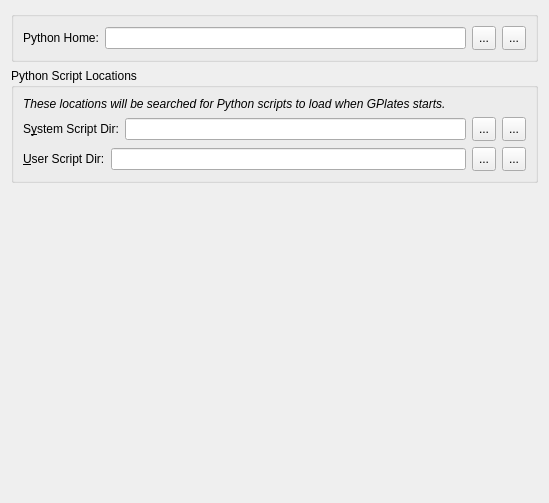
Old version of the form src/qt-widgets/PreferencesPanePythonUi.ui in the repository GPlates/GPlates.
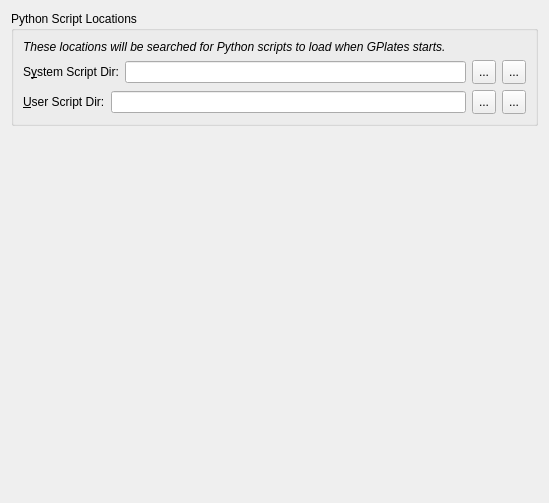
New version of the form. Icons and pictures are not drawn.

Commit message: Remove the Python home preference, dead since 2013

```diff
--- a/src/qt-widgets/PreferencesPanePythonUi.ui
+++ b/src/qt-widgets/PreferencesPanePythonUi.ui
@@ -14,87 +14,6 @@
    <string>Form</string>
   </property>
   <layout class="QVBoxLayout" name="verticalLayout_2">
-   <item>
-    <widget class="QGroupBox" name="groupbox_loading_and_saving">
-     <property name="title">
-      <string/>
-     </property>
-     <layout class="QVBoxLayout" name="verticalLayout">
-      <item>
-       <layout class="QHBoxLayout" name="horizontalLayout_2">
-        <item>
-         <widget class="QLabel" name="label_3">
-          <property name="text">
-           <string>Python Home:</string>
-          </property>
-          <property name="buddy">
-           <cstring>python_home</cstring>
-          </property>
-         </widget>
-        </item>
-        <item>
-         <widget class="QLineEdit" name="python_home"/>
-        </item>
-        <item>
-         <widget class="QToolButton" name="python_home_button">
-          <property name="sizePolicy">
-           <sizepolicy hsizetype="Minimum" vsizetype="Minimum">
-            <horstretch>0</horstretch>
-            <verstretch>0</verstretch>
-           </sizepolicy>
-          </property>
-          <property name="minimumSize">
-           <size>
-            <width>24</width>
-            <height>24</height>
-           </size>
-          </property>
-          <property name="text">
-           <string>...</string>
-          </property>
-          <property name="icon">
-           <iconset resource="../qt-resources/qt_resources.qrc">
-            <normaloff>:/gnome_folder_16.png</normaloff>:/gnome_folder_16.png</iconset>
-          </property>
-         </widget>
-        </item>
-        <item>
-         <widget class="QToolButton" name="reset_python_home">
-          <property name="sizePolicy">
-           <sizepolicy hsizetype="Minimum" vsizetype="Minimum">
-            <horstretch>0</horstretch>
-            <verstretch>0</verstretch>
-           </sizepolicy>
-          </property>
-          <property name="minimumSize">
-           <size>
-            <width>24</width>
-            <height>24</height>
-           </size>
-          </property>
-          <property name="toolTip">
-           <string>Reset to default value</string>
-          </property>
-          <property name="text">
-           <string>...</string>
-          </property>
-          <property name="icon">
-           <iconset resource="../qt-resources/qt_resources.qrc">
-            <normaloff>:/tango_undo_16.png</normaloff>:/tango_undo_16.png</iconset>
-          </property>
-          <property name="iconSize">
-           <size>
-            <width>16</width>
-            <height>16</height>
-           </size>
-          </property>
-         </widget>
-        </item>
-       </layout>
-      </item>
-     </layout>
-    </widget>
-   </item>
    <item>
     <widget class="QGroupBox" name="groupbox_scripting">
      <property name="title">
@@ -124,7 +43,7 @@
            <string>S&amp;ystem Script Dir:</string>
           </property>
           <property name="buddy">
-           <cstring>python_home</cstring>
+           <cstring>lineedit_python_system_script_dir</cstring>
           </property>
          </widget>
         </item>
@@ -196,7 +115,7 @@
            <string>&amp;User Script Dir:</string>
           </property>
           <property name="buddy">
-           <cstring>python_home</cstring>
+           <cstring>lineedit_python_user_script_dir</cstring>
           </property>
          </widget>
         </item>
```
The commit also changes 4 other files.
